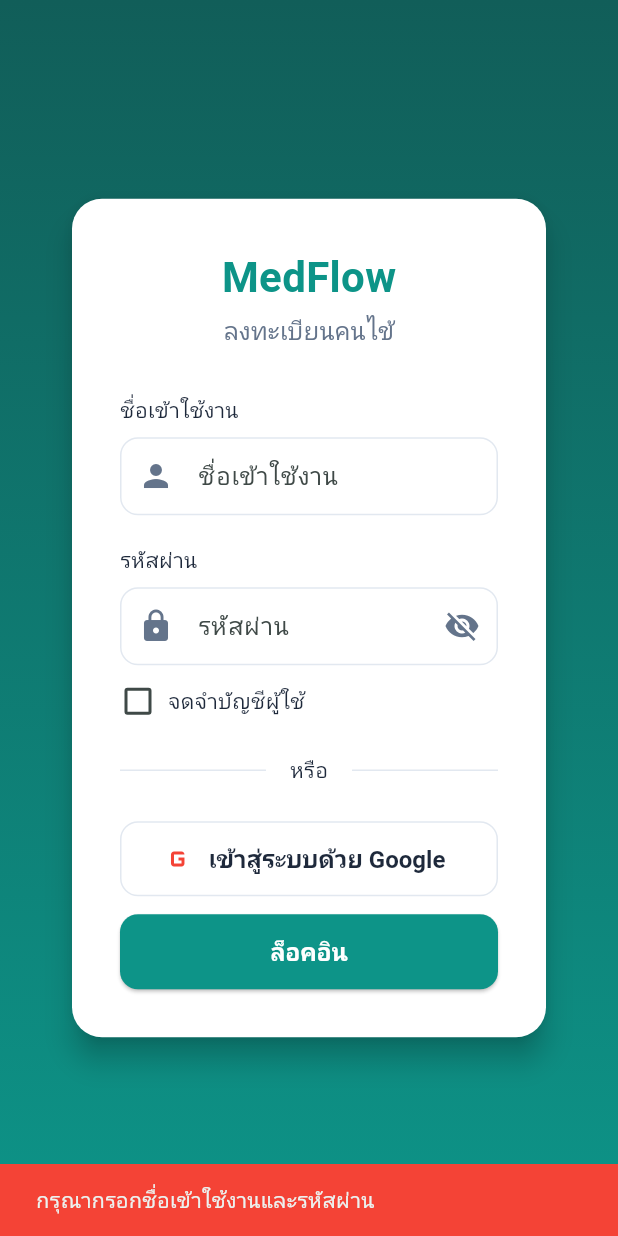
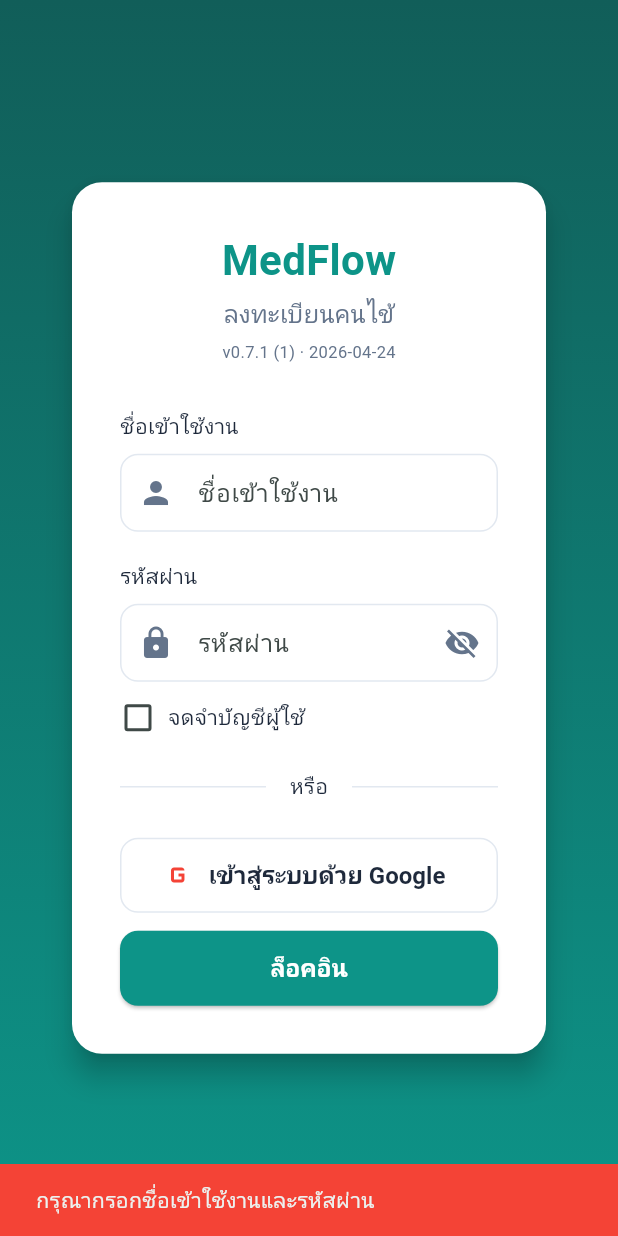
Before and after one commit to izzabellerina/flutter-med-flow-user-app, a Flutter app: the screen it shows after launch, after a tap on "ล็อคอิน", on a phone screen of 412 x 824 dp. Run offline on Flutter 3.47's test engine with Material 3 defaults, Android fonts, the phone set to English and light mode, and no system bars; our stand-ins replace flutter_blue_plus, flutter_localization, flutter_riverpod, google_fonts, package_info_plus, permission_handler and 1 more; missing offline and left inert: charset_converter, flutter_inappwebview; network calls fail; Roboto replaces fonts that are missing (Athiti).

Commit message:
24/04/69 update version

```diff
--- /dev/null
+++ b/lib/app/app_version.dart
@@ -0,0 +1,20 @@
+import 'package:package_info_plus/package_info_plus.dart';
+
+class AppVersion {
+  static String _version = '';
+  static String _buildNumber = '';
+
+  static const String buildDate = '2026-04-24';
+
+  static Future<void> init() async {
+    final info = await PackageInfo.fromPlatform();
+    _version = info.version;
+    _buildNumber = info.buildNumber;
+  }
+
+  static String get version => _version;
+  static String get buildNumber => _buildNumber;
+
+  static String get display => 'v$_version';
+  static String get full => 'v$_version ($_buildNumber) · $buildDate';
+}
--- a/lib/main.dart
+++ b/lib/main.dart
@@ -4,6 +4,7 @@
 import 'package:flutter_localization/flutter_localization.dart';
 import 'package:flutter_riverpod/flutter_riverpod.dart';
 import 'package:google_fonts/google_fonts.dart';
+import 'app/app_version.dart';
 import 'app/theme.dart';
 import 'pages/login_page.dart';
 import 'services/configuration.dart';
@@ -11,6 +12,7 @@
 void main() async {
   WidgetsFlutterBinding.ensureInitialized();
   await FlutterLocalization.instance.ensureInitialized();
+  await AppVersion.init();
   HttpOverrides.global = MyHttpOverrides();
   runApp(const ProviderScope(child: MyApp()));
 }
--- a/lib/pages/login_page.dart
+++ b/lib/pages/login_page.dart
@@ -1,5 +1,6 @@
 import 'package:flutter/material.dart';
 import 'package:flutter_riverpod/flutter_riverpod.dart';
+import '../app/app_version.dart';
 import '../app/theme.dart';
 import '../models/response_model.dart';
 import '../provider/common_provider.dart';
@@ -153,6 +154,14 @@
                         'ลงทะเบียนคนไข้',
                         style: AppTheme.generalText(
                           16,
+                          color: AppTheme.secondaryText62,
+                        ),
+                      ),
+                      const SizedBox(height: 6),
+                      Text(
+                        AppVersion.full,
+                        style: AppTheme.generalText(
+                          11,
                           color: AppTheme.secondaryText62,
                         ),
                       ),
--- a/pubspec.yaml
+++ b/pubspec.yaml
@@ -16,7 +16,7 @@
 # https://developer.apple.com/library/archive/documentation/General/Reference/InfoPlistKeyReference/Articles/CoreFoundationKeys.html
 # In Windows, build-name is used as the major, minor, and patch parts
 # of the product and file versions while build-number is used as the build suffix.
-version: 1.0.0+1
+version: 0.7.1+1
 
 environment:
   sdk: ^3.9.2
@@ -43,6 +43,7 @@
   shared_preferences: ^2.5.3
   flutter_localization: ^0.3.3
   flutter_inappwebview: ^6.1.5
+  package_info_plus: ^8.0.0
 
 dev_dependencies:
   flutter_test:
```
Also changed, not shown: pubspec.lock, 3 other files.
